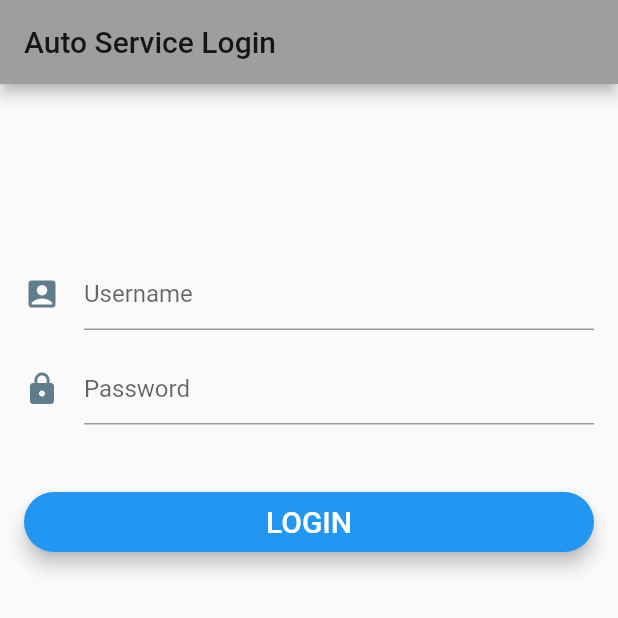
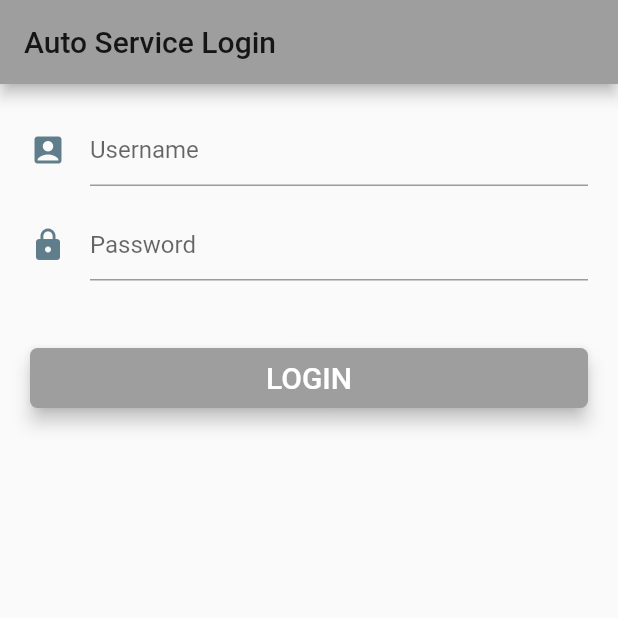
Before and after one commit to rodchenkov-sn/JavaLabs, a Flutter app: the screen it shows after launch, on a phone screen of 412 x 824 dp, the top half of it. Run offline on Flutter 3.47's test engine with Material 2 defaults, Android fonts, the phone set to English and light mode, and no system bars; accounts and stored records are empty.

Commit message:
route and driver input screen

```diff
--- a/Coursework/auto_client/lib/model/automobile.dart
+++ b/Coursework/auto_client/lib/model/automobile.dart
@@ -1,4 +1,6 @@
-class Automobile {
+import 'package:autoclient/model/postable.dart';
+
+class Automobile implements Postable {
 
   final int id;
   final String num;
@@ -25,4 +27,15 @@ class Automobile {
     json['journal_record_ids'].cast<int>()
   );
 
+  @override
+  String postUrl() => 'automobiles';
+
+  @override
+  Map<String, dynamic> serialize() => {
+    'num': num,
+    'color': color,
+    'mark': mark,
+    'driver_id': driverId
+  };
+
 }
--- a/Coursework/auto_client/lib/model/driver.dart
+++ b/Coursework/auto_client/lib/model/driver.dart
@@ -1,4 +1,6 @@
-class Driver {
+import 'package:autoclient/model/postable.dart';
+
+class Driver implements Postable {
 
   final int id;
   final String firstName;
@@ -6,20 +8,33 @@ class Driver {
   final String fatherName;
   final List<int> automobiles;
 
-  Driver(
+  Driver({
     this.id,
     this.firstName,
     this.lastName,
     this.fatherName,
     this.automobiles
+  });
+
+  factory Driver.fromJson(Map<String, dynamic> json) => Driver(
+    id:          json['id'],
+    firstName:   json['first_name'],
+    lastName:    json['last_name'],
+    fatherName:  json['father_name'],
+    automobiles: json['automobile_ids'].cast<int>()
   );
 
-  factory Driver.fromJson(Map<String, dynamic> json) => Driver(
-    json['id'],
-    json['first_name'],
-    json['last_name'],
-    json['father_name'],
-    json['automobile_ids'].cast<int>()
-  );
+  @override
+  String postUrl() => 'personnel';
+
+  @override
+  Map<String, dynamic> serialize() => fatherName == null ? {
+    'first_name': firstName,
+    'last_name': lastName
+  } : {
+    'first_name': firstName,
+    'last_name': lastName,
+    'father_name': fatherName
+  };
 
 }
--- a/Coursework/auto_client/lib/model/journal_record.dart
+++ b/Coursework/auto_client/lib/model/journal_record.dart
@@ -1,4 +1,6 @@
-class JournalRecord {
+import 'package:autoclient/model/postable.dart';
+
+class JournalRecord implements Postable {
 
   final int id;
   final DateTime timeIn;
@@ -16,4 +18,15 @@ class JournalRecord {
     json['route_id']
   );
 
+  @override
+  String postUrl() => 'journal';
+
+  @override
+  Map<String, dynamic> serialize() => {
+    'time_in': timeIn.microsecondsSinceEpoch,
+    'time_out': timeOut.microsecondsSinceEpoch,
+    'automobile_id': automobileId,
+    'route_id': routeId
+  };
+
 }
--- /dev/null
+++ b/Coursework/auto_client/lib/model/postable.dart
@@ -0,0 +1,6 @@
+abstract class Postable {
+
+  Map<String, dynamic> serialize();
+  String postUrl();
+
+}
--- a/Coursework/auto_client/lib/model/route.dart
+++ b/Coursework/auto_client/lib/model/route.dart
@@ -1,15 +1,25 @@
-class Route {
+import 'package:autoclient/model/postable.dart';
+
+class Route implements Postable {
 
   final int id;
   final String name;
   final List<int> journalRecords;
 
-  Route(this.id, this.name, this.journalRecords);
+  Route({this.id, this.name, this.journalRecords});
 
   factory Route.fromJson(Map<String, dynamic> json) => Route(
-    json['id'],
-    json['name'],
-    json['journal_record_ids'].cast<int>()
+    id:             json['id'],
+    name:           json['name'],
+    journalRecords: json['journal_record_ids'].cast<int>()
   );
 
+  @override
+  String postUrl() => 'routes';
+
+  @override
+  Map<String, dynamic> serialize() => {
+    'name': name
+  };
+
 }
--- a/Coursework/auto_client/lib/view/login_page.dart
+++ b/Coursework/auto_client/lib/view/login_page.dart
@@ -1,13 +1,14 @@
+import 'package:flutter/material.dart';
+
 import 'package:autoclient/model/user.dart';
 import 'package:autoclient/service/authentication.dart';
-import 'package:flutter/material.dart';
 
 class LoginPage extends StatefulWidget {
 
   final BaseAuth auth;
   final VoidCallback loginCallback;
 
-  LoginPage({this.auth, this.loginCallback});
+  LoginPage({Key key, this.auth, this.loginCallback}) : super(key: key);
 
   @override
   State<StatefulWidget> createState() => new _LoginPageState();
@@ -54,7 +55,7 @@ class _LoginPageState extends State<LoginPage> {
         print('Error: $e');
         setState(() {
           _isLoading = false;
-          _errorMessage = e.message;
+          _errorMessage = e;
           _formKey.currentState.reset();
         });
       }
@@ -74,10 +75,9 @@ class _LoginPageState extends State<LoginPage> {
   }
 
   @override
-  Widget build(BuildContext context) {
-    return new Scaffold(
-        appBar: new AppBar(
-          title: new Text('Auto Service Login'),
+  Widget build(BuildContext context) => Scaffold(
+    appBar: AppBar(
+      title: Text('Auto Service Login'),
     ),
     body: Stack(
       children: <Widget>[
@@ -86,7 +86,6 @@ class _LoginPageState extends State<LoginPage> {
       ],
     )
   );
-  }
 
   Widget _showCircularProgress() {
     if (_isLoading) {
@@ -98,9 +97,8 @@ class _LoginPageState extends State<LoginPage> {
     );
   }
 
-  Widget _showForm() {
-    return new Container(
-        padding: EdgeInsets.all(16.0),
+  Widget _showForm() => Container(
+    padding: EdgeInsets.all(20.0),
     child: new Form(
       key: _formKey,
       child: new ListView(
@@ -114,17 +112,24 @@ class _LoginPageState extends State<LoginPage> {
       ),
     )
   );
-  }
 
   Widget showErrorMessage() {
     if (_errorMessage.length > 0 && _errorMessage != null) {
-      return new Text(
+      return Padding(
+        padding: EdgeInsets.fromLTRB(0.0, 35.0, 0.0, 0.0),
+        child: Container(
+          height: 40,
+          child: Center(
+            child: Text(
               _errorMessage,
               style: TextStyle(
-          fontSize: 13.0,
+                fontSize: 20,
                 color: Colors.red,
                 height: 1.0,
                 fontWeight: FontWeight.w300
+              ),
+            ),
+          ),
         ),
       );
     } else {
@@ -134,10 +139,7 @@ class _LoginPageState extends State<LoginPage> {
     }
   }
 
-  Widget showEmailInput() {
-    return Padding(
-      padding: const EdgeInsets.fromLTRB(0.0, 100.0, 0.0, 0.0),
-      child: new TextFormField(
+  Widget showEmailInput() => TextFormField(
     maxLines: 1,
     keyboardType: TextInputType.emailAddress,
     autofocus: false,
@@ -150,12 +152,9 @@ class _LoginPageState extends State<LoginPage> {
     ),
     validator: (value) => value.isEmpty ? 'Username can\'t be empty' : null,
     onSaved: (value) => _email = value.trim(),
-      ),
   );
-  }
 
-  Widget showPasswordInput() {
-    return Padding(
+  Widget showPasswordInput() => Padding(
     padding: const EdgeInsets.fromLTRB(0.0, 15.0, 0.0, 0.0),
     child: new TextFormField(
       maxLines: 1,
@@ -172,18 +171,16 @@ class _LoginPageState extends State<LoginPage> {
       onSaved: (value) => _password = value.trim(),
     ),
   );
-  }
 
-  Widget showPrimaryButton() {
-    return new Padding(
+  Widget showPrimaryButton() => Padding(
     padding: EdgeInsets.fromLTRB(0.0, 45.0, 0.0, 0.0),
     child: SizedBox(
       height: 40.0,
       child: new RaisedButton(
         elevation: 5.0,
         shape: new RoundedRectangleBorder(
-              borderRadius: new BorderRadius.circular(30.0)),
-          color: Colors.blue,
+            borderRadius: new BorderRadius.circular(5)),
+        color: Colors.grey,
         child: new Text(
             'LOGIN',
             style: new TextStyle(fontSize: 20.0, color: Colors.white)
@@ -192,6 +189,5 @@ class _LoginPageState extends State<LoginPage> {
       ),
     )
   );
-  }
 
 }
```
Also changed, not shown: Coursework/auto_client/lib/service/auto_service.dart (+18 -3 lines), Coursework/auto_client/lib/view/component/cell/automobile_cell.dart (+3 -9 lines), Coursework/auto_client/lib/view/component/screen/driver_input.dart (added, +137 -0 lines), Coursework/auto_client/lib/view/component/screen/route_input.dart (added, +96 -0 lines), Coursework/auto_client/lib/view/home_page.dart (+37 -2 lines), Coursework/auto_client/lib/view/component/screen/details_screen.dart (renamed from Coursework/auto_client/lib/view/component/details/details_screen.dart). Lines whose indentation alone changed are shown as unchanged.
